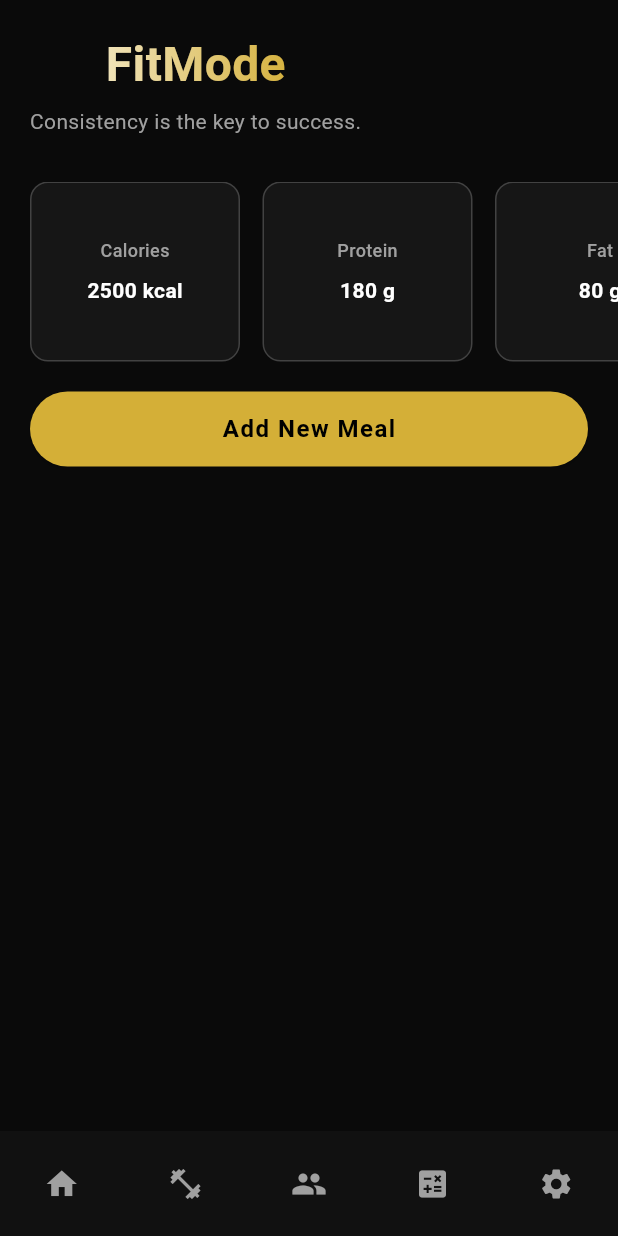
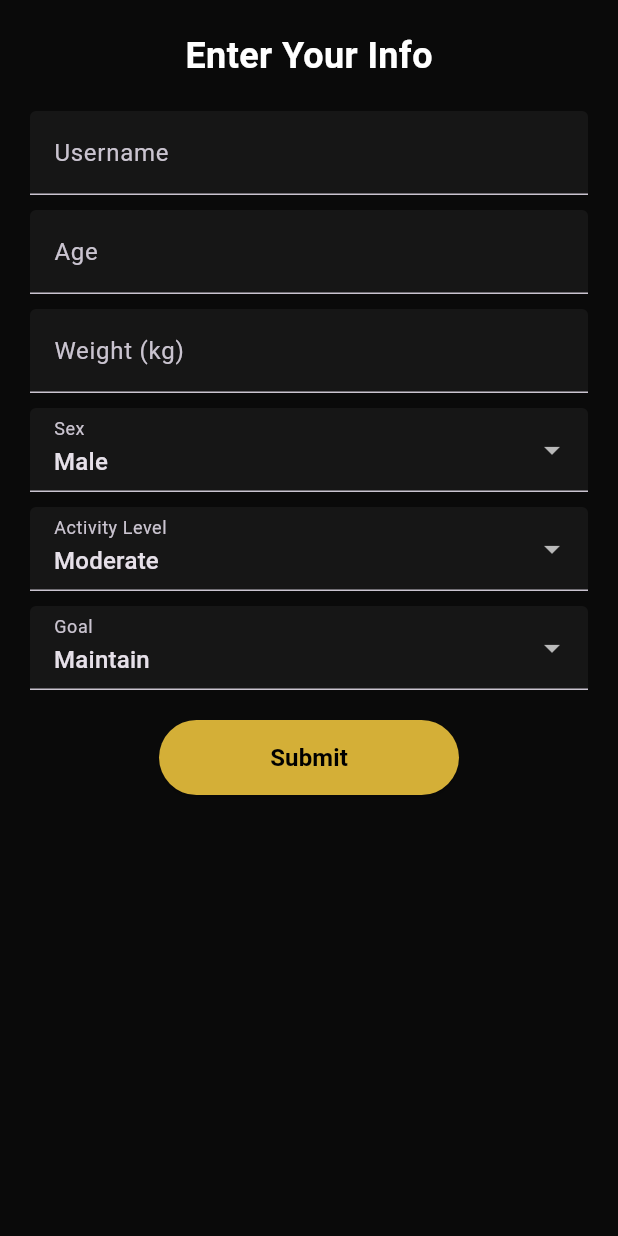
Before and after one commit to ArtemiiM67/FitModeProject, a Flutter app: the screen it shows after launch, on a phone screen of 412 x 824 dp. Run offline on Flutter 3.47's test engine with Material 3 defaults, Android fonts, the phone set to English and light mode, and no system bars.

Commit message:
Decently functioning home page

```diff
--- a/fitmode/lib/main.dart
+++ b/fitmode/lib/main.dart
@@ -1,21 +1,23 @@
 import 'package:flutter/material.dart';
+import 'theme.dart';
+import 'screens/user_input_screen.dart';
 import 'screens/home_screen.dart';
-import 'theme.dart';
+import 'models/user.dart';
 
 void main() {
-  runApp(FitModeApp());
+  runApp(const FitModeApp());
 }
 
 class FitModeApp extends StatelessWidget {
+  const FitModeApp({super.key});
+
   @override
   Widget build(BuildContext context) {
     return MaterialApp(
+      debugShowCheckedModeBanner: false,
       title: 'FitMode',
-      debugShowCheckedModeBanner: false,
-      theme: AppTheme.lightTheme, // Using your custom theme
-      darkTheme: AppTheme.darkTheme,
-      themeMode: ThemeMode.dark, // Start in luxury black theme
-      home: HomeScreen(),
+      theme: AppTheme.lightTheme,
+      home: const UserInputScreen(), // Start with user info screen
     );
   }
 }
--- /dev/null
+++ b/fitmode/lib/models/user.dart
@@ -0,0 +1,17 @@
+class User {
+  String username;
+  int age;
+  double weight;
+  String sex;
+  String activityLevel;
+  String goal;
+
+  User({
+    required this.username,
+    required this.age,
+    required this.weight,
+    required this.sex,
+    required this.activityLevel,
+    required this.goal,
+  });
+}
--- a/fitmode/lib/screens/home_screen.dart
+++ b/fitmode/lib/screens/home_screen.dart
@@ -1,126 +1,256 @@
 import 'package:flutter/material.dart';
+import '../models/user.dart';
 import '../theme.dart';
+import 'dart:math';
 
-class HomeScreen extends StatelessWidget {
-  final Map<String, String> dailyMacros = {
-    "Calories": "2500 kcal",
-    "Protein": "180 g",
-    "Fat": "80 g",
-    "Sugar": "50 g"
+class HomeScreen extends StatefulWidget {
+  final User user;
+  const HomeScreen({super.key, required this.user});
+
+  @override
+  State<HomeScreen> createState() => _HomeScreenState();
+}
+
+class _HomeScreenState extends State<HomeScreen> {
+  late Map<String, double> remainingMacros;
+  String dailyQuote = "";
+
+  final List<String> quotes = [
+    "Push yourself because no one else will.",
+    "Strive for progress, not perfection.",
+    "Your body can stand almost anything. It’s your mind you have to convince.",
+    "Small steps every day.",
+    "Strong is the new beautiful."
+  ];
+
+  @override
+  void initState() {
+    super.initState();
+    remainingMacros = calculateDailyMacros(widget.user);
+    dailyQuote = quotes[Random().nextInt(quotes.length)];
+  }
+
+  Map<String, double> calculateDailyMacros(User user) {
+    double calories = user.weight * 30;
+    if (user.goal == "Bulk") calories += 500;
+    if (user.goal == "Cut") calories -= 500;
+    double protein = user.weight * 2;
+    double fat = calories * 0.25 / 9;
+    double carbs = (calories - (protein * 4 + fat * 9)) / 4;
+
+    return {
+      "Calories": calories,
+      "Protein": protein,
+      "Fat": fat,
+      "Carbs": carbs,
     };
+  }
 
-  final String dailyQuote = "Consistency is the key to success.";
+  void _showAddMealDialog(BuildContext context) {
+    final _formKey = GlobalKey<FormState>();
+    String mealName = '';
+    double cals = 0, protein = 0, fat = 0, carbs = 0;
+
+    showDialog(
+      context: context,
+      builder: (context) => AlertDialog(
+        backgroundColor: AppTheme.cardBg,
+        title: const Text("Add Meal", style: TextStyle(color: AppTheme.textPrimary)),
+        content: Form(
+          key: _formKey,
+          child: SingleChildScrollView(
+            child: Column(
+              children: [
+                TextFormField(
+                  decoration: const InputDecoration(
+                    labelText: "Meal Name",
+                    filled: true,
+                    fillColor: AppTheme.bgColor,
+                    border: OutlineInputBorder(),
+                  ),
+                  style: const TextStyle(color: AppTheme.textPrimary),
+                  onSaved: (val) => mealName = val ?? '',
+                ),
+                const SizedBox(height: 10),
+                TextFormField(
+                  decoration: const InputDecoration(
+                    labelText: "Calories",
+                    filled: true,
+                    fillColor: AppTheme.bgColor,
+                    border: OutlineInputBorder(),
+                  ),
+                  keyboardType: TextInputType.number,
+                  onSaved: (val) => cals = double.tryParse(val ?? '0') ?? 0,
+                ),
+                const SizedBox(height: 10),
+                TextFormField(
+                  decoration: const InputDecoration(
+                    labelText: "Protein (g)",
+                    filled: true,
+                    fillColor: AppTheme.bgColor,
+                    border: OutlineInputBorder(),
+                  ),
+                  keyboardType: TextInputType.number,
+                  onSaved: (val) => protein = double.tryParse(val ?? '0') ?? 0,
+                ),
+                const SizedBox(height: 10),
+                TextFormField(
+                  decoration: const InputDecoration(
+                    labelText: "Fat (g)",
+                    filled: true,
+                    fillColor: AppTheme.bgColor,
+                    border: OutlineInputBorder(),
+                  ),
+                  keyboardType: TextInputType.number,
+                  onSaved: (val) => fat = double.tryParse(val ?? '0') ?? 0,
+                ),
+                const SizedBox(height: 10),
+                TextFormField(
+                  decoration: const InputDecoration(
+                    labelText: "Carbs (g)",
+                    filled: true,
+                    fillColor: AppTheme.bgColor,
+                    border: OutlineInputBorder(),
+                  ),
+                  keyboardType: TextInputType.number,
+                  onSaved: (val) => carbs = double.tryParse(val ?? '0') ?? 0,
+                ),
+              ],
+            ),
+          ),
+        ),
+        actions: [
+          TextButton(onPressed: () => Navigator.pop(context), child: const Text("Cancel")),
+          TextButton(
+            onPressed: () {
+              _formKey.currentState!.save();
+              setState(() {
+                remainingMacros["Calories"] = (remainingMacros["Calories"]! - cals).clamp(0, double.infinity);
+                remainingMacros["Protein"] = (remainingMacros["Protein"]! - protein).clamp(0, double.infinity);
+                remainingMacros["Fat"] = (remainingMacros["Fat"]! - fat).clamp(0, double.infinity);
+                remainingMacros["Carbs"] = (remainingMacros["Carbs"]! - carbs).clamp(0, double.infinity);
+              });
+              Navigator.pop(context);
+            },
+            child: const Text("Add"),
+          ),
+        ],
+      ),
+    );
+  }
+
+  int _selectedIndex = 0;
+
+  void _onNavTap(int index) {
+    setState(() {
+      _selectedIndex = index;
+      print("Tapped nav index $index");
+    });
+  }
+
+  Widget _buildMacroCard(String label, double value) {
+    return Container(
+      width: 150,
+      height: 80,
+      decoration: BoxDecoration(
+        color: AppTheme.cardBg,
+        borderRadius: BorderRadius.circular(12),
+        border: Border.all(color: AppTheme.accentGoldDim),
+      ),
+      child: Center(
+        child: Column(
+          mainAxisAlignment: MainAxisAlignment.center,
+          children: [
+            Text(label,
+                style: const TextStyle(color: AppTheme.textSecondary, fontSize: 14)),
+            const SizedBox(height: 4),
+            Text(value.round().toString(),
+                style: const TextStyle(
+                    color: AppTheme.textPrimary,
+                    fontWeight: FontWeight.bold,
+                    fontSize: 16)),
+          ],
+        ),
+      ),
+    );
+  }
 
   @override
   Widget build(BuildContext context) {
     return Scaffold(
       backgroundColor: AppTheme.bgColor,
       body: SafeArea(
-        child: SingleChildScrollView(
-          padding: const EdgeInsets.only(bottom: 80), // leave space for bottom nav
-          child: Column(
-            crossAxisAlignment: CrossAxisAlignment.start,
-            children: [
-              // Header: App Title & Quote
-              Padding(
-                padding: const EdgeInsets.all(20.0),
+        child: Padding(
+          padding: const EdgeInsets.all(20),
           child: Column(
             children: [
-                    Text(
-                      "FitMode",
-                      style: TextStyle(
-                        fontSize: 32,
-                        fontWeight: FontWeight.bold,
-                        foreground: Paint()
-                          ..shader = LinearGradient(
-                            colors: [Colors.white, AppTheme.accentGold],
-                          ).createShader(Rect.fromLTWH(0, 0, 200, 70)),
+              // Daily Quote
+              Container(
+                padding: const EdgeInsets.all(12),
+                decoration: BoxDecoration(
+                  color: AppTheme.cardBg,
+                  borderRadius: BorderRadius.circular(12),
+                  border: Border.all(color: AppTheme.accentGoldDim),
+                ),
+                child: Text(
+                  "\"$dailyQuote\"",
+                  style: const TextStyle(
+                      color: AppTheme.accentGold, fontStyle: FontStyle.italic, fontSize: 16),
+                  textAlign: TextAlign.center,
                 ),
               ),
-                    SizedBox(height: 5),
+
+              const SizedBox(height: 15),
+
+              // Welcome
               Text(
-                      dailyQuote,
-                      style: TextStyle(
-                        color: AppTheme.textSecondary,
-                        fontSize: 14,
+                "Welcome, ${widget.user.username}!",
+                style: const TextStyle(
+                  fontSize: 24,
+                  fontWeight: FontWeight.bold,
+                  color: AppTheme.accentGold,
                 ),
                 textAlign: TextAlign.center,
               ),
+
+              const SizedBox(height: 15),
+
+              // Macros: 2x2 fixed size
+              Column(
+                children: [
+                  Row(
+                    mainAxisAlignment: MainAxisAlignment.spaceBetween,
+                    children: [
+                      _buildMacroCard("Calories", remainingMacros["Calories"]!),
+                      _buildMacroCard("Protein", remainingMacros["Protein"]!),
                     ],
                   ),
-              ),
-
-              SizedBox(height: 10),
-
-              // Daily Macros (Horizontal Scroll)
-              Container(
-                height: 120,
-                child: ListView.separated(
-                  padding: EdgeInsets.symmetric(horizontal: 20),
-                  scrollDirection: Axis.horizontal,
-                  itemCount: dailyMacros.length,
-                  separatorBuilder: (_, __) => SizedBox(width: 15),
-                  itemBuilder: (context, index) {
-                    String key = dailyMacros.keys.elementAt(index);
-                    String value = dailyMacros[key]!;
-
-                    return Container(
-                      width: 140,
-                      decoration: BoxDecoration(
-                        color: AppTheme.cardBg,
-                        borderRadius: BorderRadius.circular(12),
-                        border: Border.all(color: Colors.grey[800]!),
-                      ),
-                      padding: EdgeInsets.symmetric(vertical: 15, horizontal: 10),
-                      child: Column(
-                        mainAxisAlignment: MainAxisAlignment.center,
+                  const SizedBox(height: 8),
+                  Row(
+                    mainAxisAlignment: MainAxisAlignment.spaceBetween,
                     children: [
-                          Text(
-                            key,
-                            style: TextStyle(
-                              color: AppTheme.textSecondary,
-                              fontWeight: FontWeight.w500,
-                              fontSize: 12,
-                            ),
-                          ),
-                          SizedBox(height: 8),
-                          Text(
-                            value,
-                            style: TextStyle(
-                              color: AppTheme.textPrimary,
-                              fontWeight: FontWeight.bold,
-                              fontSize: 14,
-                            ),
+                      _buildMacroCard("Fat", remainingMacros["Fat"]!),
+                      _buildMacroCard("Carbs", remainingMacros["Carbs"]!),
+                    ],
                   ),
                 ],
               ),
-                    );
-                  },
-                ),
-              ),
 
-              SizedBox(height: 20),
+              const SizedBox(height: 15),
 
-              // Add New Meal Button
-              Padding(
-                padding: const EdgeInsets.symmetric(horizontal: 20.0),
+              // Add Meal Button
+              SizedBox(
+                width: 180,
+                height: 45,
                 child: ElevatedButton(
-                  onPressed: () {},
+                  onPressed: () => _showAddMealDialog(context),
                   style: ElevatedButton.styleFrom(
-                    minimumSize: Size(double.infinity, 50),
                     backgroundColor: AppTheme.accentGold,
                     foregroundColor: Colors.black,
-                    shape: RoundedRectangleBorder(
-                        borderRadius: BorderRadius.circular(50)),
+                    shape: RoundedRectangleBorder(borderRadius: BorderRadius.circular(50)),
                   ),
-                  child: Text(
-                    "Add New Meal",
-                    style: TextStyle(
-                      fontWeight: FontWeight.bold,
-                      fontSize: 16,
-                      letterSpacing: 1,
-                    ),
-                  ),
+                  child: const Text("Add Meal",
+                      style: TextStyle(fontWeight: FontWeight.bold, fontSize: 14)),
                 ),
               ),
             ],
@@ -128,36 +258,21 @@ class HomeScreen extends StatelessWidget {
         ),
       ),
 
-      // Bottom Navigation Placeholder
-      bottomNavigationBar: Container(
-        height: 70,
-        color: Color(0xFF111111),
-        child: Row(
-          mainAxisAlignment: MainAxisAlignment.spaceAround,
-          children: List.generate(5, (index) {
-            IconData icon;
-            switch (index) {
-              case 0:
-                icon = Icons.home;
-                break;
-              case 1:
-                icon = Icons.fitness_center;
-                break;
-              case 2:
-                icon = Icons.people;
-                break;
-              case 3:
-                icon = Icons.calculate;
-                break;
-              default:
-                icon = Icons.settings;
-            }
-            return IconButton(
-              onPressed: () {},
-              icon: Icon(icon, color: AppTheme.textSecondary),
-            );
-          }),
-        ),
+      // Bottom Navigation
+      bottomNavigationBar: BottomNavigationBar(
+        currentIndex: _selectedIndex,
+        onTap: _onNavTap,
+        backgroundColor: AppTheme.cardBg,
+        selectedItemColor: AppTheme.accentGold,
+        unselectedItemColor: AppTheme.textSecondary,
+        type: BottomNavigationBarType.fixed,
+        items: const [
+          BottomNavigationBarItem(icon: Icon(Icons.home), label: "Home"),
+          BottomNavigationBarItem(icon: Icon(Icons.scale), label: "Scale"),
+          BottomNavigationBarItem(icon: Icon(Icons.people), label: "Social"),
+          BottomNavigationBarItem(icon: Icon(Icons.fitness_center), label: "Workout"),
+          BottomNavigationBarItem(icon: Icon(Icons.settings), label: "Settings"),
+        ],
       ),
     );
   }
--- /dev/null
+++ b/fitmode/lib/screens/user_input_screen.dart
@@ -0,0 +1,153 @@
+import 'package:flutter/material.dart';
+import '../models/user.dart';
+import 'home_screen.dart';
+import '../theme.dart';
+
+class UserInputScreen extends StatefulWidget {
+  const UserInputScreen({super.key});
+
+  @override
+  State<UserInputScreen> createState() => _UserInputScreenState();
+}
+
+class _UserInputScreenState extends State<UserInputScreen> {
+  final _formKey = GlobalKey<FormState>();
+  final TextEditingController usernameController = TextEditingController();
+  final TextEditingController ageController = TextEditingController();
+  final TextEditingController weightController = TextEditingController();
+  String sex = "Male";
+  String activityLevel = "Moderate";
+  String goal = "Maintain";
+
+  void _submit() {
+    if (_formKey.currentState!.validate()) {
+      final user = User(
+        username: usernameController.text,
+        age: int.parse(ageController.text),
+        weight: double.parse(weightController.text),
+        sex: sex,
+        activityLevel: activityLevel,
+        goal: goal,
+      );
+
+      // Navigate to HomeScreen with calculated macros
+      Navigator.pushReplacement(
+        context,
+        MaterialPageRoute(
+          builder: (context) => HomeScreen(user: user),
+        ),
+      );
+    }
+  }
+
+  @override
+  Widget build(BuildContext context) {
+    return Scaffold(
+      backgroundColor: AppTheme.bgColor,
+      body: SafeArea(
+        child: Padding(
+          padding: const EdgeInsets.all(20),
+          child: SingleChildScrollView(
+            child: Form(
+              key: _formKey,
+              child: Column(
+                children: [
+                  const Text(
+                    "Enter Your Info",
+                    style: TextStyle(
+                      fontSize: 24,
+                      fontWeight: FontWeight.bold,
+                      color: AppTheme.textPrimary,
+                    ),
+                  ),
+                  const SizedBox(height: 20),
+                  TextFormField(
+                    controller: usernameController,
+                    decoration: const InputDecoration(
+                      labelText: "Username",
+                      filled: true,
+                      fillColor: AppTheme.cardBg,
+                    ),
+                    validator: (val) => val!.isEmpty ? "Required" : null,
+                  ),
+                  const SizedBox(height: 10),
+                  TextFormField(
+                    controller: ageController,
+                    decoration: const InputDecoration(
+                      labelText: "Age",
+                      filled: true,
+                      fillColor: AppTheme.cardBg,
+                    ),
+                    keyboardType: TextInputType.number,
+                    validator: (val) => val!.isEmpty ? "Required" : null,
+                  ),
+                  const SizedBox(height: 10),
+                  TextFormField(
+                    controller: weightController,
+                    decoration: const InputDecoration(
+                      labelText: "Weight (kg)",
+                      filled: true,
+                      fillColor: AppTheme.cardBg,
+                    ),
+                    keyboardType: TextInputType.number,
+                    validator: (val) => val!.isEmpty ? "Required" : null,
+                  ),
+                  const SizedBox(height: 10),
+                  DropdownButtonFormField<String>(
+                    value: sex,
+                    items: ["Male", "Female"].map((s) => DropdownMenuItem(value: s, child: Text(s))).toList(),
+                    onChanged: (val) => setState(() => sex = val!),
+                    decoration: const InputDecoration(
+                      labelText: "Sex",
+                      filled: true,
+                      fillColor: AppTheme.cardBg,
+                    ),
+                  ),
+                  const SizedBox(height: 10),
+                  DropdownButtonFormField<String>(
+                    value: activityLevel,
+                    items: ["Low", "Moderate", "High"].map((s) => DropdownMenuItem(value: s, child: Text(s))).toList(),
+                    onChanged: (val) => setState(() => activityLevel = val!),
+                    decoration: const InputDecoration(
+                      labelText: "Activity Level",
+                      filled: true,
+                      fillColor: AppTheme.cardBg,
+                    ),
+                  ),
+                  const SizedBox(height: 10),
+                  DropdownButtonFormField<String>(
+                    value: goal,
+                    items: ["Bulk", "Cut", "Maintain"].map((s) => DropdownMenuItem(value: s, child: Text(s))).toList(),
+                    onChanged: (val) => setState(() => goal = val!),
+                    decoration: const InputDecoration(
+                      labelText: "Goal",
+                      filled: true,
+                      fillColor: AppTheme.cardBg,
+                    ),
+                  ),
+                  const SizedBox(height: 20),
+                  SizedBox(
+                    width: 200,
+                    height: 50,
+                    child: ElevatedButton(
+                      onPressed: _submit,
+                      style: ElevatedButton.styleFrom(
+                        backgroundColor: AppTheme.accentGold,
+                        foregroundColor: Colors.black,
+                        shape: RoundedRectangleBorder(borderRadius: BorderRadius.circular(50)),
+                      ),
+                      child: const Text(
+                        "Submit",
+                        style: TextStyle(fontWeight: FontWeight.bold, fontSize: 16),
+                      ),
+                    ),
+                  ),
+                ],
+              ),
+            ),
+          ),
+        ),
+      ),
+    );
+  }
+}
--- a/fitmode/lib/theme.dart
+++ b/fitmode/lib/theme.dart
@@ -1,34 +1,26 @@
 import 'package:flutter/material.dart';
 
 class AppTheme {
-  static const Color bgColor = Color(0xFF0A0A0A);
-  static const Color cardBg = Color(0xFF161616);
-  static const Color textPrimary = Colors.white;
-  static const Color textSecondary = Color(0xFFA0A0A0);
-  static const Color accentGold = Color(0xFFD4AF37);
-  static const Color accentGoldDim = Color(0xFFAA8C2C);
+  static const bgColor = Color(0xFF0A0A0A);
+  static const cardBg = Color(0xFF161616);
+  static const textPrimary = Colors.white;
+  static const textSecondary = Color(0xFFA0A0A0);
+  static const accentGold = Color(0xFFD4AF37);
+  static const accentGoldDim = Color(0xFFAA8C2C);
 
-  static final ThemeData darkTheme = ThemeData(
+  static final ThemeData lightTheme = ThemeData(
     brightness: Brightness.dark,
     scaffoldBackgroundColor: bgColor,
-    colorScheme: ColorScheme.dark(
-      primary: accentGold,
-      secondary: accentGold,
-    ),
-    textTheme: const TextTheme(
-      bodyLarge: TextStyle(color: textPrimary),
-      bodyMedium: TextStyle(color: textSecondary),
-    ),
+    primaryColor: accentGold,
     elevatedButtonTheme: ElevatedButtonThemeData(
       style: ElevatedButton.styleFrom(
         backgroundColor: accentGold,
         foregroundColor: Colors.black,
-        shape: RoundedRectangleBorder(
-          borderRadius: BorderRadius.circular(12),
-        ),
       ),
     ),
+    textTheme: const TextTheme(
+      titleLarge: TextStyle(color: textPrimary, fontWeight: FontWeight.bold),
+      bodyMedium: TextStyle(color: textPrimary),
+    ),
   );
-
-  static final ThemeData lightTheme = ThemeData.light();
 }
```
Lines whose indentation alone changed are shown as unchanged.
